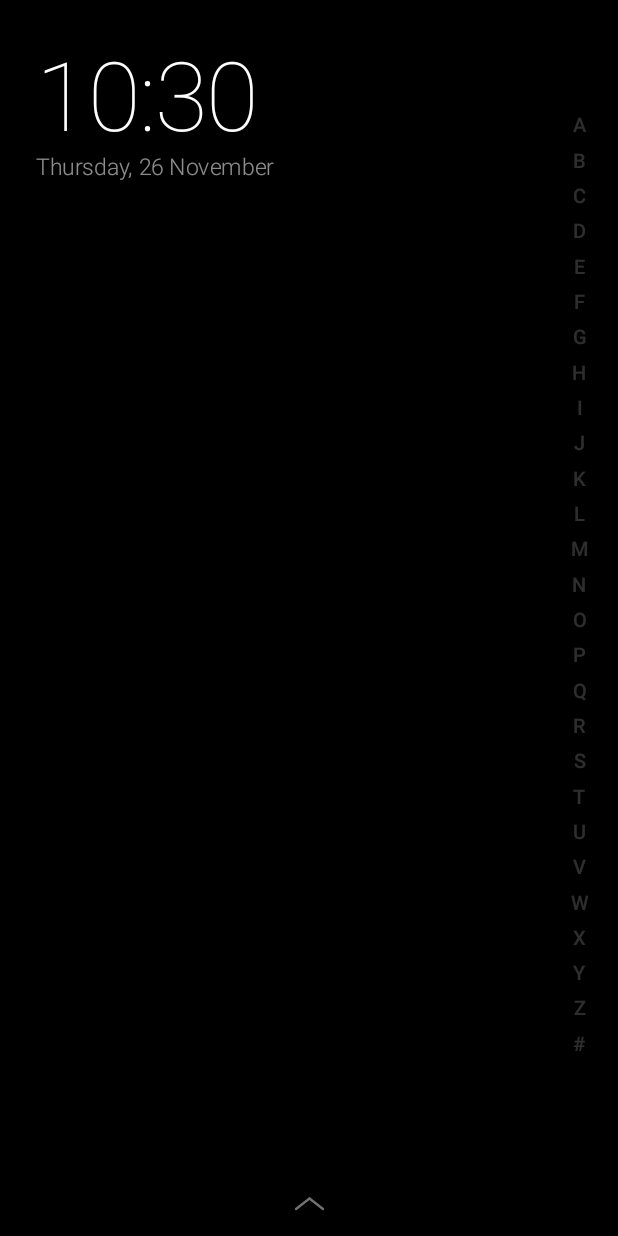
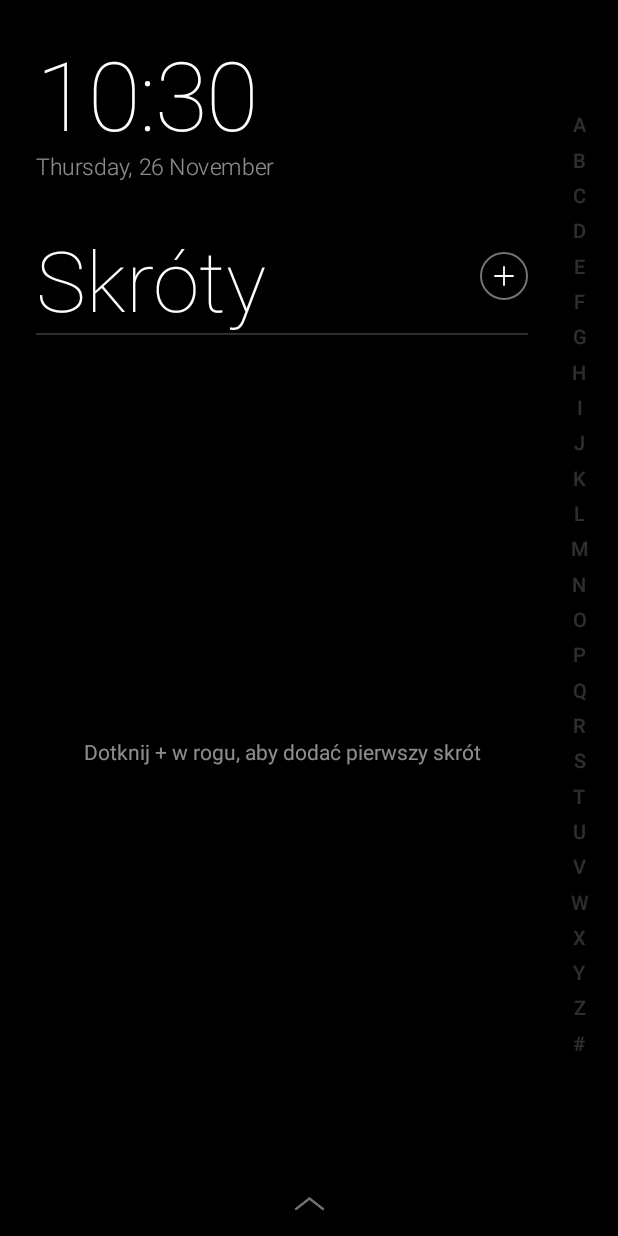
Before and after one commit to Esadasb/Alfa-launcher, an Android app built with Jetpack Compose: the screen it shows after launch (MainActivity), on a phone screen of 412 x 824 dp. Run offline under Robolectric (Android 15) with nearby library versions, the phone set to English and light mode, and no system bars.

Commit message:
Skróty po 5 s bezczynności, mały plus zamiast pustych miejsc
Co-Authored-By: Claude Opus 5.5 <noreply@anthropic.com>
Claude-Session: https://claude.ai/code/session_013vRJBepZoi3ypMF8V5BSAe

```diff
--- a/app/src/main/java/pl/alfa/launcher/LauncherViewModel.kt
+++ b/app/src/main/java/pl/alfa/launcher/LauncherViewModel.kt
@@ -13,7 +13,7 @@ import kotlinx.coroutines.flow.SharingStarted
 import kotlinx.coroutines.flow.StateFlow
 import kotlinx.coroutines.flow.asStateFlow
 import kotlinx.coroutines.flow.combine
-import kotlinx.coroutines.flow.update
+import org.json.JSONArray
 import kotlinx.coroutines.flow.stateIn
 import kotlinx.coroutines.launch
 import kotlinx.coroutines.withContext
@@ -59,13 +59,17 @@ class LauncherViewModel(app: Application) : AndroidViewModel(app) {
     private val _selected = MutableStateFlow<Char?>(null)
     val selected: StateFlow<Char?> = _selected.asStateFlow()
 
-    // Programowalne skróty – zapisywane w pamięci telefonu, przetrwają restart.
+    // Programowalne skróty: lista dowolnej długości (do 12), zapisywana w pamięci telefonu.
     private val prefs = app.getSharedPreferences("alfa", Context.MODE_PRIVATE)
-    private val slotKeys = MutableStateFlow(List(SHORTCUT_SLOTS) { prefs.getString("slot_$it", null) })
-    val shortcuts: StateFlow<List<AppEntry?>> = combine(slotKeys, apps) { keys, list ->
+    private val shortcutKeys = MutableStateFlow(loadShortcutKeys())
+    val shortcuts: StateFlow<List<AppEntry>> = combine(shortcutKeys, apps) { keys, list ->
         val byKey = list.associateBy { it.key }
-        keys.map { key -> key?.let(byKey::get) }
-    }.stateIn(viewModelScope, SharingStarted.Eagerly, List(SHORTCUT_SLOTS) { null })
+        keys.mapNotNull(byKey::get)
+    }.stateIn(viewModelScope, SharingStarted.Eagerly, emptyList())
+
+    /** Który skrót wybieramy: indeks istniejącego albo rozmiar listy = nowy skrót. */
+    private val _picking = MutableStateFlow<Int?>(null)
+    val picking: StateFlow<Int?> = _picking.asStateFlow()
 
     private val _panelOpen = MutableStateFlow(false)
     val panelOpen: StateFlow<Boolean> = _panelOpen.asStateFlow()
@@ -99,13 +103,37 @@ class LauncherViewModel(app: Application) : AndroidViewModel(app) {
 
     fun setPanel(open: Boolean) {
         _panelOpen.value = open
+        if (!open) _picking.value = null
     }
 
-    fun setShortcut(slot: Int, entry: AppEntry?) {
-        prefs.edit().apply {
-            if (entry == null) remove("slot_$slot") else putString("slot_$slot", entry.key)
-        }.apply()
-        slotKeys.update { keys -> keys.toMutableList().also { it[slot] = entry?.key } }
+    fun openPicker(index: Int) {
+        _picking.value = index
+    }
+
+    fun closePicker() {
+        _picking.value = null
+    }
+
+    /** Ustawia skrót o danym indeksie (indeks = liczba skrótów dodaje nowy); null usuwa skrót. */
+    fun setShortcut(index: Int, entry: AppEntry?) {
+        val visible = shortcuts.value.map { it.key }
+        val updated = visible.toMutableList()
+        when {
+            entry == null -> if (index in updated.indices) updated.removeAt(index)
+            index in updated.indices -> updated[index] = entry.key
+            entry.key !in updated && updated.size < MAX_SHORTCUTS -> updated.add(entry.key)
+        }
+        val keys = updated.distinct()
+        shortcutKeys.value = keys
+        prefs.edit().putString("shortcuts", JSONArray(keys).toString()).apply()
+    }
+
+    private fun loadShortcutKeys(): List<String> {
+        prefs.getString("shortcuts", null)?.let { json ->
+            return runCatching { JSONArray(json).let { a -> List(a.length()) { a.getString(it) } } }.getOrDefault(emptyList())
+        }
+        // Przeniesienie ze starszej wersji (8 stałych miejsc).
+        return (0 until 8).mapNotNull { prefs.getString("slot_$it", null) }.distinct()
     }
 
     fun openFolder(id: String) {
@@ -178,7 +206,7 @@ class LauncherViewModel(app: Application) : AndroidViewModel(app) {
     }
 
     companion object {
-        const val SHORTCUT_SLOTS = 8
+        const val MAX_SHORTCUTS = 12
         private const val AUTO_FOLDERS_DONE = "auto_folders_v1"
     }
 }
--- a/app/src/main/java/pl/alfa/launcher/ui/LauncherScreen.kt
+++ b/app/src/main/java/pl/alfa/launcher/ui/LauncherScreen.kt
@@ -31,6 +31,14 @@ import androidx.compose.foundation.layout.windowInsetsPadding
 import androidx.compose.foundation.lazy.grid.GridCells
 import androidx.compose.foundation.lazy.grid.LazyVerticalGrid
 import androidx.compose.foundation.lazy.grid.items
+import androidx.compose.foundation.lazy.grid.itemsIndexed
+import androidx.compose.foundation.gestures.awaitEachGesture
+import androidx.compose.foundation.gestures.awaitFirstDown
+import androidx.compose.ui.input.pointer.PointerEventPass
+import androidx.compose.ui.input.pointer.pointerInput
+import androidx.compose.animation.scaleIn
+import androidx.compose.animation.scaleOut
+import androidx.compose.runtime.mutableIntStateOf
 import androidx.compose.foundation.lazy.grid.rememberLazyGridState
 import androidx.compose.foundation.text.BasicText
 import androidx.compose.runtime.Composable
@@ -66,7 +74,23 @@ fun LauncherScreen(vm: LauncherViewModel = viewModel()) {
     val groups by vm.groups.collectAsStateWithLifecycle()
     val selected by vm.selected.collectAsStateWithLifecycle()
     val folder by vm.openFolder.collectAsStateWithLifecycle()
+    val panelOpen by vm.panelOpen.collectAsStateWithLifecycle()
+    val actionTarget by vm.actionTarget.collectAsStateWithLifecycle()
+    val picking by vm.picking.collectAsStateWithLifecycle()
+    val shortcuts by vm.shortcuts.collectAsStateWithLifecycle()
     val scope = rememberCoroutineScope()
+
+    // Po 5 s bez dotyku ikony litery gasną, a w ich miejscu pojawiają się skróty.
+    var touchTick by remember { mutableIntStateOf(0) }
+    var idle by remember { mutableStateOf(false) }
+    val busy = folder != null || panelOpen || actionTarget != null || picking != null
+    LaunchedEffect(touchTick, selected, busy) {
+        idle = false
+        if (!busy) {
+            delay(IDLE_MILLIS)
+            idle = true
+        }
+    }
 
     // Rolka przejeżdża na lewą stronę, gdy folder jest otwarty.
     val side by animateFloatAsState(
@@ -104,7 +128,15 @@ fun LauncherScreen(vm: LauncherViewModel = viewModel()) {
     Box(
         Modifier
             .fillMaxSize()
-            .background(Ink.Black),
+            .background(Ink.Black)
+            .pointerInput(Unit) {
+                // Podgląda każdy dotyk (bez przechwytywania), żeby liczyć bezczynność od nowa.
+                // Gdy widać skróty, wraca do liter tylko dotyk rolki – skróty da się normalnie klikać.
+                awaitEachGesture {
+                    val down = awaitFirstDown(requireUnconsumed = false, pass = PointerEventPass.Initial)
+                    if (!idle || down.position.x > size.width - RailWidth.toPx()) touchTick++
+                }
+            },
     ) {
         Column(
             Modifier
@@ -122,10 +154,15 @@ fun LauncherScreen(vm: LauncherViewModel = viewModel()) {
 
             val folderNow = folder
             AnimatedContent(
-                targetState = folderNow?.folder?.id ?: selected?.toString(),
+                targetState = folderNow?.folder?.id ?: if (idle) SHORTCUTS_KEY else selected?.toString(),
                 transitionSpec = {
                     val folderChange = initialState?.length != 1 || targetState?.length != 1
-                    val transform = if (folderChange) {
+                    val shortcutsChange = initialState == SHORTCUTS_KEY || targetState == SHORTCUTS_KEY
+                    val transform = if (shortcutsChange) {
+                        // Ikony powoli gasną, skróty łagodnie się wyłaniają.
+                        (fadeIn(tween(600, delayMillis = 250)) + scaleIn(tween(600, delayMillis = 250), initialScale = 0.96f)) togetherWith
+                            (fadeOut(tween(450)) + scaleOut(tween(450), targetScale = 0.98f))
+                    } else if (folderChange) {
                         // Wejście do folderu / wyjście: przesunięcie w poziomie.
                         val dir = if (targetState?.length != 1) 1 else -1
                         (fadeIn(tween(260, delayMillis = 60)) +
@@ -148,6 +185,7 @@ fun LauncherScreen(vm: LauncherViewModel = viewModel()) {
             ) { key ->
                 when {
                     key == null -> Unit
+                    key == SHORTCUTS_KEY -> ShortcutsPage(shortcuts, vm)
                     key.length == 1 -> LetterPage(key.first(), groups[key.first()].orEmpty(), vm)
                     folderNow != null && folderNow.folder.id == key ->
                         FolderPage(folderNow, vm, folderGrid, highlight)
@@ -179,6 +217,53 @@ fun LauncherScreen(vm: LauncherViewModel = viewModel()) {
 
         QuickPanel(vm)
         AppActionsSheet(vm)
+        ShortcutPicker(vm)
+    }
+}
+
+private const val IDLE_MILLIS = 5_000L
+private const val SHORTCUTS_KEY = "@skroty"
+
+/** Ekran skrótów: pojawia się po 5 s bezczynności. Mały „+” w rogu dodaje kolejny skrót. */
+@Composable
+private fun ShortcutsPage(shortcuts: List<pl.alfa.launcher.AppEntry>, vm: LauncherViewModel) {
+    Column(Modifier.fillMaxSize()) {
+        Row(verticalAlignment = Alignment.Bottom, modifier = Modifier.fillMaxWidth()) {
+            BasicText(
+                "Skróty",
+                style = TextStyle(color = Ink.White, fontSize = 56.sp, fontWeight = FontWeight.Thin, lineHeight = 92.sp),
+            )
+            Spacer(Modifier.weight(1f))
+            if (shortcuts.size < LauncherViewModel.MAX_SHORTCUTS) {
+                AddButton(Modifier.padding(bottom = 22.dp)) { vm.openPicker(shortcuts.size) }
+            }
+        }
+        Box(
+            Modifier
+                .fillMaxWidth()
+                .height(1.dp)
+                .background(Ink.Faint),
+        )
+        if (shortcuts.isEmpty()) {
+            Box(Modifier.fillMaxSize(), contentAlignment = Alignment.Center) {
+                BasicText(
+                    "Dotknij + w rogu, aby dodać pierwszy skrót",
+                    style = TextStyle(color = Ink.Dim, fontSize = 14.sp, textAlign = TextAlign.Center),
+                )
+            }
+        } else {
+            LazyVerticalGrid(
+                columns = GridCells.Fixed(3),
+                contentPadding = PaddingValues(top = 24.dp, bottom = 16.dp),
+                verticalArrangement = Arrangement.spacedBy(26.dp),
+                horizontalArrangement = Arrangement.spacedBy(10.dp),
+                modifier = Modifier.fillMaxSize(),
+            ) {
+                itemsIndexed(shortcuts, key = { _, e -> e.key }) { index, entry ->
+                    ShortcutTile(entry, vm, onChange = { vm.openPicker(index) })
+                }
+            }
+        }
     }
 }
 
--- a/app/src/main/java/pl/alfa/launcher/ui/QuickPanel.kt
+++ b/app/src/main/java/pl/alfa/launcher/ui/QuickPanel.kt
@@ -95,15 +95,11 @@ fun QuickPanel(vm: LauncherViewModel, modifier: Modifier = Modifier) {
     val scope = rememberCoroutineScope()
     val progress = remember { Animatable(0f) } // 0 = schowany, 1 = otwarty
     var sheetHeight by remember { mutableFloatStateOf(1f) }
-    var picking by remember { mutableStateOf<Int?>(null) }
 
     LaunchedEffect(open) {
         progress.animateTo(if (open) 1f else 0f, PanelSpring)
-        if (!open) picking = null
     }
-    BackHandler(enabled = open) {
-        if (picking != null) picking = null else vm.setPanel(false)
-    }
+    BackHandler(enabled = open) { vm.setPanel(false) }
 
     fun settle(velocity: Float) {
         val target = when {
@@ -191,41 +187,36 @@ fun QuickPanel(vm: LauncherViewModel, modifier: Modifier = Modifier) {
                     vm.openMessages(); vm.setPanel(false)
                 }
             }
-            Row(Modifier.fillMaxWidth(), horizontalArrangement = Arrangement.SpaceBetween) {
+            Row(Modifier.fillMaxWidth(), verticalAlignment = Alignment.CenterVertically) {
                 BasicText("SKRÓTY", style = TextStyle(color = Ink.Dim, fontSize = 11.sp, letterSpacing = 2.sp))
-                BasicText("przytrzymaj, aby zmienić", style = TextStyle(color = Ink.White.copy(alpha = 0.35f), fontSize = 11.sp))
+                Spacer(Modifier.weight(1f))
+                if (shortcuts.size < LauncherViewModel.MAX_SHORTCUTS) {
+                    AddButton { vm.openPicker(shortcuts.size) }
+                }
+            }
+            if (shortcuts.isEmpty()) {
+                BasicText(
+                    "Dotknij +, aby dodać skrót. Przytrzymaj skrót, aby go zmienić.",
+                    style = TextStyle(color = Ink.White.copy(alpha = 0.35f), fontSize = 12.sp),
+                )
             }
             shortcuts.chunked(4).forEachIndexed { row, items ->
                 Row(Modifier.fillMaxWidth(), horizontalArrangement = Arrangement.spacedBy(6.dp)) {
                     items.forEachIndexed { col, entry ->
-                        val slot = row * 4 + col
-                        ShortcutSlot(
+                        val index = row * 4 + col
+                        ShortcutTile(
                             entry = entry,
                             vm = vm,
+                            iconSize = 48.dp,
+                            labelSize = 11.sp,
                             modifier = Modifier.weight(1f),
-                            onAdd = { picking = slot },
-                            onChange = { picking = slot },
+                            onChange = { vm.openPicker(index) },
                             onLaunched = { vm.setPanel(false) },
                         )
                     }
+                    repeat(4 - items.size) { Spacer(Modifier.weight(1f)) }
                 }
             }
-        }
-
-        // Wybór aplikacji dla skrótu.
-        AnimatedVisibility(
-            visible = picking != null,
-            enter = fadeIn(tween(200)) + slideInVertically(tween(280)) { it / 30 },
-            exit = fadeOut(tween(160)) + slideOutVertically(tween(200)) { it / 30 },
-        ) {
-            val slot = picking ?: 0
-            AppPicker(
-                vm = vm,
-                slot = slot,
-                current = shortcuts.getOrNull(slot),
-                onPick = { vm.setShortcut(slot, it); picking = null },
-                onClose = { picking = null },
-            )
         }
     }
 }
@@ -255,64 +246,78 @@ private fun QuickAction(icon: ImageVector, label: String, modifier: Modifier, on
     }
 }
 
-@OptIn(ExperimentalFoundationApi::class)
+/** Mały „+” w rogu – dodaje kolejny skrót. */
 @Composable
-private fun ShortcutSlot(
-    entry: AppEntry?,
+fun AddButton(modifier: Modifier = Modifier, onClick: () -> Unit) {
+    Box(
+        modifier
+            .size(32.dp)
+            .border(1.dp, Ink.White.copy(alpha = 0.45f), RoundedCornerShape(50))
+            .clickable(onClick = onClick),
+        contentAlignment = Alignment.Center,
+    ) {
+        Canvas(Modifier.size(12.dp)) {
+            val w = 1.2.dp.toPx()
+            drawLine(Ink.White, Offset(0f, size.height / 2), Offset(size.width, size.height / 2), w, StrokeCap.Round)
+            drawLine(Ink.White, Offset(size.width / 2, 0f), Offset(size.width / 2, size.height), w, StrokeCap.Round)
+        }
+    }
+}
+
+/** Skrót: ikona zmienia się z animacją, gdy przypiszesz inną aplikację. Przytrzymanie = zmiana. */
+@Composable
+fun ShortcutTile(
+    entry: AppEntry,
     vm: LauncherViewModel,
-    modifier: Modifier,
-    onAdd: () -> Unit,
+    modifier: Modifier = Modifier,
+    iconSize: androidx.compose.ui.unit.Dp = 56.dp,
+    labelSize: androidx.compose.ui.unit.TextUnit = 12.sp,
     onChange: () -> Unit,
-    onLaunched: () -> Unit,
+    onLaunched: () -> Unit = {},
 ) {
-    // Animacja „podmiany” ikony przy zmianie przypisanej aplikacji.
     AnimatedContent(
         targetState = entry,
-        contentKey = { it?.key },
+        contentKey = { it.key },
         transitionSpec = {
             (fadeIn(tween(220)) + scaleIn(spring(0.55f, Spring.StiffnessMediumLow), initialScale = 0.4f)) togetherWith
                 fadeOut(tween(120))
         },
-        label = "slot",
+        label = "shortcut",
         modifier = modifier,
     ) { app ->
-        if (app != null) {
         AppTile(
             entry = app,
             vm = vm,
-                iconSize = 48.dp,
-                labelSize = 11.sp,
+            iconSize = iconSize,
+            labelSize = labelSize,
             maxLines = 1,
             onLaunched = onLaunched,
             onLongClick = onChange,
         )
-        } else {
-            val view = LocalView.current
-            Column(
-                Modifier.combinedClickable(
-                    interactionSource = remember { MutableInteractionSource() },
-                    indication = null,
-                    onClick = onAdd,
-                    onLongClick = { view.performHapticFeedback(HapticFeedbackConstants.LONG_PRESS); onAdd() },
-                ),
-                horizontalAlignment = Alignment.CenterHorizontally,
-            ) {
-                Canvas(Modifier.size(48.dp)) {
-                    val stroke = 1.dp.toPx()
-                    drawCircle(
-                        Ink.White.copy(alpha = 0.4f),
-                        radius = size.minDimension * 0.35f,
-                        style = Stroke(stroke, pathEffect = PathEffect.dashPathEffect(floatArrayOf(3.dp.toPx(), 4.dp.toPx()))),
-                    )
-                    val c = center
-                    val a = size.minDimension * 0.125f
-                    drawLine(Ink.White.copy(alpha = 0.4f), Offset(c.x - a, c.y), Offset(c.x + a, c.y), stroke, StrokeCap.Round)
-                    drawLine(Ink.White.copy(alpha = 0.4f), Offset(c.x, c.y - a), Offset(c.x, c.y + a), stroke, StrokeCap.Round)
-                }
-                Spacer(Modifier.height(8.dp))
-                BasicText("Dodaj", style = TextStyle(color = Ink.White.copy(alpha = 0.35f), fontSize = 11.sp))
     }
 }
+
+/** Pełnoekranowy wybór aplikacji dla skrótu (nowego albo zmienianego). */
+@Composable
+fun ShortcutPicker(vm: LauncherViewModel) {
+    val picking by vm.picking.collectAsStateWithLifecycle()
+    val shortcuts by vm.shortcuts.collectAsStateWithLifecycle()
+    BackHandler(enabled = picking != null) { vm.closePicker() }
+    AnimatedVisibility(
+        visible = picking != null,
+        enter = fadeIn(tween(200)) + slideInVertically(tween(280)) { it / 30 },
+        exit = fadeOut(tween(160)) + slideOutVertically(tween(200)) { it / 30 },
+    ) {
+        var last by remember { mutableStateOf(0) }
+        picking?.let { last = it }
+        val index = last
+        AppPicker(
+            vm = vm,
+            slot = index,
+            current = shortcuts.getOrNull(index),
+            onPick = { vm.setShortcut(index, it); vm.closePicker() },
+            onClose = { vm.closePicker() },
+        )
     }
 }
 
@@ -361,7 +366,7 @@ private fun AppPicker(
             }
             Spacer(Modifier.width(12.dp))
             Column {
-                BasicText("Skrót ${slot + 1}", style = TextStyle(color = Ink.White, fontSize = 24.sp, fontWeight = FontWeight.Light))
+                BasicText(if (current == null) "Nowy skrót" else "Skrót ${slot + 1}", style = TextStyle(color = Ink.White, fontSize = 24.sp, fontWeight = FontWeight.Light))
                 BasicText("Wybierz aplikację", style = TextStyle(color = Ink.Dim, fontSize = 12.sp))
             }
         }
```
Also changed, not shown: 1 other file. Lines whose indentation alone changed are shown as unchanged.
